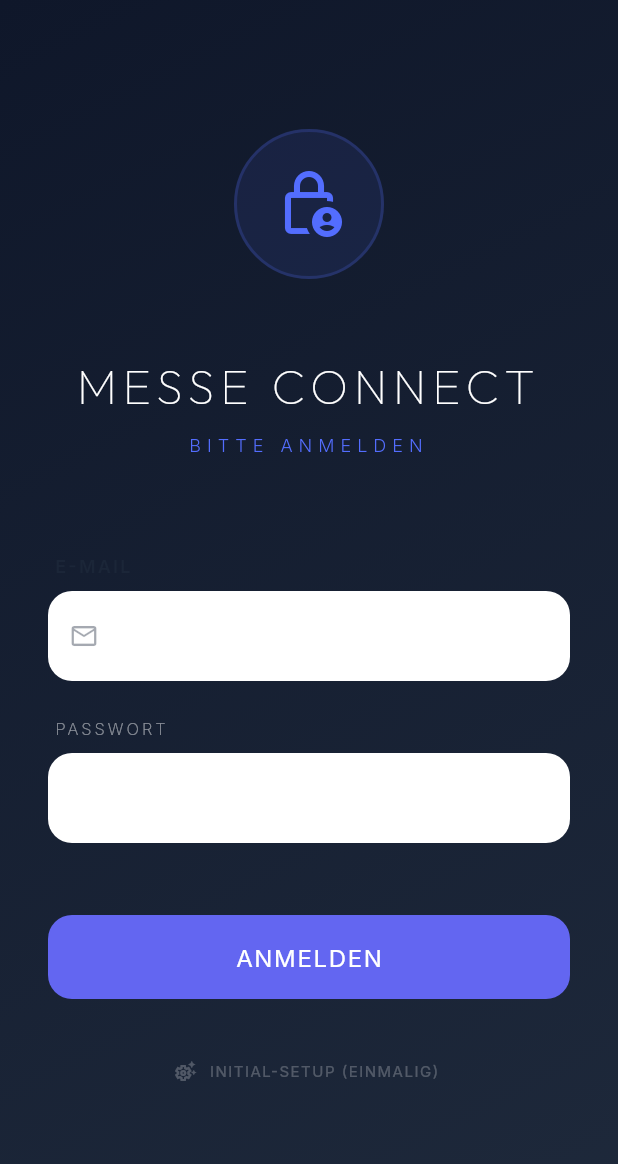
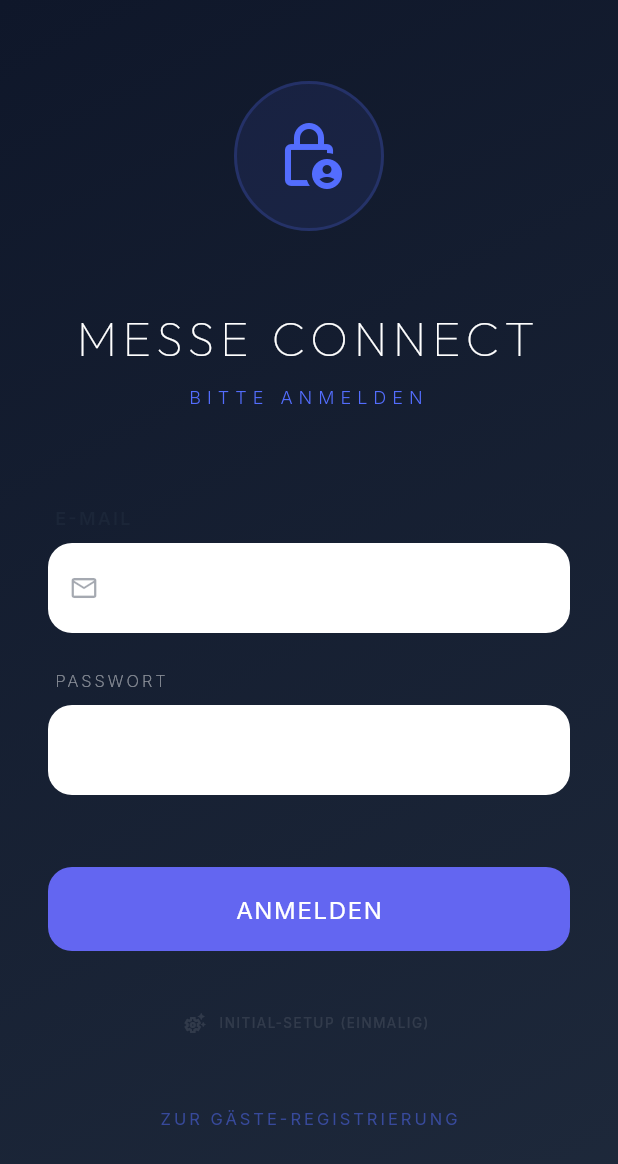
Before and after one commit to vnschilling-cmyk/cus-app-coolify, a Flutter app: the screen it shows after launch, on a phone screen of 412 x 824 dp. Shown: the top 1164 px of the screen. Run offline on Flutter 3.47's test engine with Material 3 defaults, Android fonts, the phone set to English and light mode, and no system bars; our stand-ins replace camera, file_picker, fl_chart, flutter_riverpod, google_fonts, image_picker and 3 more; missing offline and left inert: excel, google_mlkit_text_recognition, mobile_scanner.

Commit message:
fix: ultimate detection and fallback register link on login page

```diff
--- a/lib/ui/pages/login_page.dart
+++ b/lib/ui/pages/login_page.dart
@@ -4,6 +4,7 @@ import 'package:google_fonts/google_fonts.dart';
 import '../../providers/auth_provider.dart';
 import '../../services/test_data_service.dart';
 import '../widgets/custom_text_field.dart';
+import 'register_page.dart';
 
 class LoginPage extends ConsumerStatefulWidget {
   const LoginPage({super.key});
@@ -200,10 +201,29 @@ class _LoginPageState extends ConsumerState<LoginPage> {
                           const Icon(Icons.settings_suggest_outlined, size: 16),
                       label: const Text('INITIAL-SETUP (EINMALIG)'),
                       style: TextButton.styleFrom(
-                        foregroundColor: Colors.white24,
+                        foregroundColor: Colors.white10,
                         textStyle: GoogleFonts.inter(
-                          fontSize: 10,
+                          fontSize: 9,
                           letterSpacing: 1,
+                        ),
+                      ),
+                    ),
+                    const SizedBox(height: 16),
+                    TextButton(
+                      onPressed: () {
+                        Navigator.push(
+                          context,
+                          MaterialPageRoute(
+                              builder: (context) => const RegisterPage()),
+                        );
+                      },
+                      child: Text(
+                        'ZUR GÄSTE-REGISTRIERUNG',
+                        style: GoogleFonts.inter(
+                          color: Colors.indigoAccent.withValues(alpha: 0.5),
+                          fontSize: 11,
+                          letterSpacing: 2,
+                          fontWeight: FontWeight.w400,
                         ),
                       ),
                     ),
```
Also changed, not shown: logo_dark.png.
